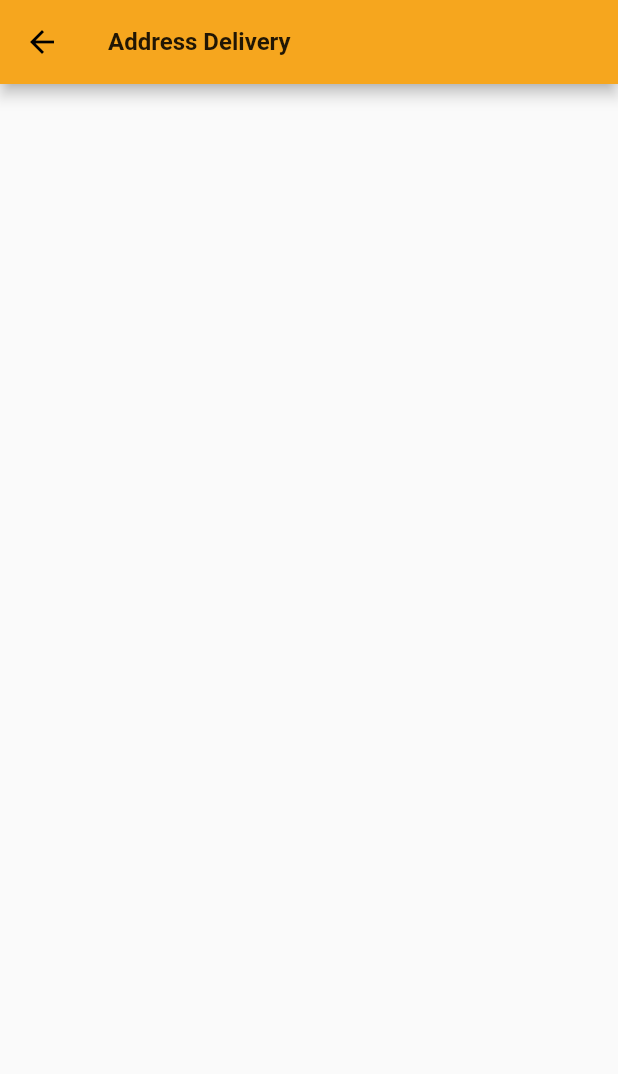
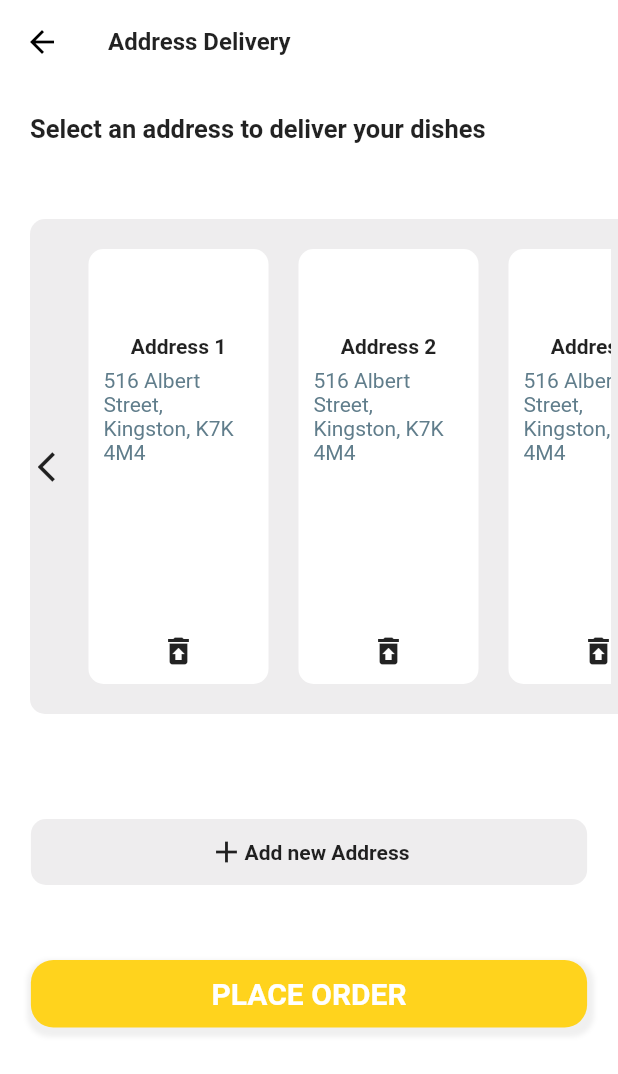
Before and after one commit to TingzhouJia/Chi_Food, a Flutter app: the CustomCard screen opened directly, on a phone screen of 412 x 824 dp. Shown: the top 1074 px of the screen. Run offline on Flutter 3.47's test engine with Material 2 defaults, Android fonts, the phone set to English and light mode, and no system bars; our stand-ins replace built_collection, built_value, firebase_auth, flutter_screenutil, flutter_slidable, flutter_swiper; missing offline and left inert: flutter_page_indicator; accounts and stored records are empty; generated files the repository leaves out were written again.

Commit message:
order confirmation

```diff
--- a/lib/main.dart
+++ b/lib/main.dart
@@ -25,11 +25,12 @@ class MyApp extends StatelessWidget {
         // or simply save your changes to "hot reload" in a Flutter IDE).
         // Notice that the counter didn't reset back to zero; the application
         // is not restarted.
-        primaryColor:  Color(0xfff6a61e)
+        primaryColor:  Color(0xffffd31d)
       ),
       home: OrderConfirmation(),
       routes: <String,WidgetBuilder>{
-        '/HomePage':(BuildContext ctx)=>new HomePage()
+        '/HomePage':(BuildContext ctx)=>new HomePage(),
+
       },
     );
   }
--- a/lib/ui/pages/order.dart
+++ b/lib/ui/pages/order.dart
@@ -14,10 +14,6 @@ class OrderPage extends StatefulWidget {
 }
 
 class _OrderPageState extends State<OrderPage> {
-
-
-
-
 
 
   @override
--- a/lib/ui/pages/orderConfirmation.dart
+++ b/lib/ui/pages/orderConfirmation.dart
@@ -1,5 +1,6 @@
 import 'package:chifood/ui/pages/home.dart';
 import 'package:chifood/ui/pages/order.dart';
+import 'package:chifood/ui/widgets/paymentCard.dart';
 import 'package:flutter/cupertino.dart';
 import 'package:flutter/material.dart';
 import 'dart:math' as math;
@@ -18,6 +19,12 @@ class _OrderConfirmationState extends State<OrderConfirmation>
   AnimationController _animationController;
   Animation<double> frontAnimation;
   Animation<double> backAnimation;
+
+  @override
+  void dispose() {
+    _animationController.dispose();
+    super.dispose();
+  }
   @override
   void initState() {
     // TODO: implement initState
@@ -49,7 +56,7 @@ class _OrderConfirmationState extends State<OrderConfirmation>
   animate() {
     _animationController.stop();
     _animationController.value = 0;
-    _animationController.forward();
+   _animationController.forward();
   }
 
   @override
@@ -82,13 +89,13 @@ class _OrderConfirmationState extends State<OrderConfirmation>
               yellow,
               Transform(
                 alignment: Alignment.center,
-                transform: Matrix4.identity() ..setEntry(3, 2, 0.002)   ..rotateY(_animationController.value*math.pi)  ,
+                transform:  Matrix4.identity() ..setEntry(3, 2, 0.002)   ..rotateY(value*math.pi)  ,
                 child:GestureDetector(
                     onTap: ()=>animate(),
                     child: IndexedStack(
                       index: isFront ? 0 : 1,
                           children: <Widget>[
-                            blue,red
+                            CustomCard(),red
                           ],
                     )),
               )
--- a/lib/ui/widgets/couponSliverOrderList.dart
+++ b/lib/ui/widgets/couponSliverOrderList.dart
@@ -22,6 +22,7 @@ class _CouponOrderListState extends State<CouponOrderList> {
 //      onSlideIsOpenChanged: handleSlideIsOpenChanged,
     );
   }
+
   @override
   Widget build(BuildContext context) {
     return Expanded(
--- a/lib/ui/widgets/paymentCard.dart
+++ b/lib/ui/widgets/paymentCard.dart
@@ -9,15 +9,140 @@ class CustomCard extends StatefulWidget {
 }
 
 class _CustomCardState extends State<CustomCard> {
+  int selected=0;
   @override
   Widget build(BuildContext context) {
     return Scaffold(
+      backgroundColor: Colors.white,
       appBar: AppBar(
+        backgroundColor: Colors.white,
+        elevation: 0.0,
         title: Text('Address Delivery',style: TextStyle(fontSize: 16.0,fontWeight: FontWeight.w600),),
       ),
       body: SingleChildScrollView(
+        child:Column(
 
-      ),
+          crossAxisAlignment: CrossAxisAlignment.center,
+          children: <Widget>[
+            Container(
+              color: Colors.white,
+              padding: EdgeInsets.all(20.0),
+              width: MediaQuery.of(context).size.width,
+              child: Container(
+
+                constraints: BoxConstraints(maxWidth: MediaQuery.of(context).size.width*0.7),
+
+                child: Text('Select an address to deliver your dishes',style: TextStyle(fontWeight: FontWeight.bold,fontSize: 17.0))
+                ,
+              ),
+            ),
+            SizedBox(height: 30,),
+            Container(
+              margin: EdgeInsets.only(left: 20.0),
+              padding: EdgeInsets.all(5.0),
+              width: double.infinity,
+              height: 330,
+              decoration: BoxDecoration(
+                borderRadius: BorderRadius.only(topLeft: Radius.circular(10.0),bottomLeft: Radius.circular(10.0)),
+                color: Color(0xffeeedee)
+              ),
+              child: ListView.builder(
+                scrollDirection: Axis.horizontal,
+                  itemCount: 6,
+                  itemBuilder: (BuildContext context, int index){
+                  if(index==0){
+                    return Container(
+                      child: Icon(Icons.arrow_back_ios),
+                    );
+                  }
+                  return GestureDetector(
+                    onTap:()=> setState(() {
+                      selected=index;
+                    }),
+                    child: Container(
+                      width: 120,
+
+                      decoration: BoxDecoration(
+                        color:selected==index?Theme.of(context).primaryColor: Colors.white,
+                        borderRadius: BorderRadius.all(Radius.circular(10.0)),
+
+                      ),
+                      margin: EdgeInsets.symmetric(horizontal: 10.0,vertical: 15.0),
+                      padding: EdgeInsets.only(top: 30.0,left: 10.0,right: 10.0,bottom: 10.0),
+                      child: Column(
+                        mainAxisAlignment: MainAxisAlignment.spaceBetween,
+                        crossAxisAlignment: CrossAxisAlignment.center,
+                          children: <Widget>[
+                            Container(
+                              height: 20,
+                              child: Row(
+                                mainAxisAlignment: MainAxisAlignment.end,
+                                children: <Widget>[
+                                  selected==index?   Container(
+                                    padding:EdgeInsets.all(3.0),
+                                    child: Icon(Icons.done,color: Colors.white,size: 14.0,),
+                                    decoration: BoxDecoration(
+                                        color: Colors.redAccent,
+                                        shape: BoxShape.circle
+                                    ),
+                                  ):SizedBox(height: 1,)
+                                ],
+                              ),
+                            ),
+                            Text('Address $index',style: TextStyle(fontWeight: FontWeight.bold),),
+                            ConstrainedBox(
+                              constraints: BoxConstraints(maxWidth: 120,minHeight: 170),
+                              child: Text('516 Albert Street, Kingston, K7K 4M4',style: TextStyle(color: Colors.blueGrey),),
+                            ),
+                            Icon(Icons.restore_from_trash)
+                          ],
+                      ),
+                    ),
+                  );
+              }),
+            ),
+            SizedBox(height: 70,),
+            Container(
+              width:MediaQuery.of(context).size.width*0.9 ,
+              decoration: BoxDecoration(
+                  color: Color(0xffeeedee),
+                borderRadius: BorderRadius.all(Radius.circular(10.0))
+              ),
+              padding: EdgeInsets.symmetric(horizontal: 20.0,vertical: 10.0),
+              child: Row(
+                mainAxisAlignment: MainAxisAlignment.center,
+                crossAxisAlignment: CrossAxisAlignment.center,
+                children: <Widget>[
+                  Icon(Icons.add),
+                  Text('Add new Address',style: TextStyle(fontWeight: FontWeight.bold),)
+                ],
+              ),
+            ),
+            SizedBox(height: 50.0,),
+            GestureDetector(
+              onTap:()=> Navigator.of(context).pushNamed('/OrderFinish'),
+              child: Container(
+                width:MediaQuery.of(context).size.width*0.9 ,
+                decoration: BoxDecoration(
+                    color: Theme.of(context).primaryColor,
+                    borderRadius: BorderRadius.all(Radius.circular(15.0)),
+                  boxShadow: [
+                    BoxShadow(
+                      color: Color(0xfff0f0f0),
+                      spreadRadius: 3.0,
+                      blurRadius: 2.0,
+                      offset: Offset(1.0,3.0)
+                    )
+                  ]
+                ),
+                padding: EdgeInsets.symmetric(horizontal: 20.0,vertical: 11.0),
+                child: Text('PLACE ORDER',style: TextStyle(color: Colors.white,fontWeight: FontWeight.bold,fontSize: 20.0),textAlign: TextAlign.center,),
+              ),
+            ),
+            SizedBox(height: 30,)
+          ],
+        ),
+      )
     );
   }
 }
```
Also changed, not shown: lib/ui/pages/orderFinish.dart (added).
